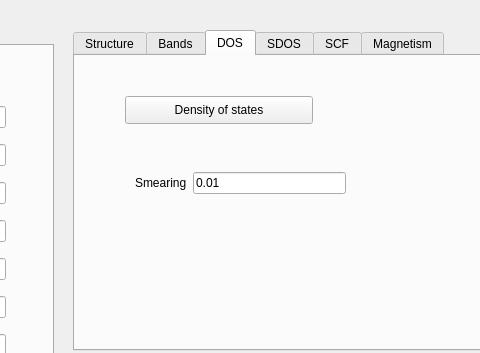
Qt form development/interface-pyqt/3d/interface.ui (joselado/quantum-honeycomp) before a commit; both pictures show x 287 to 767 and y 0 to 353 of the 950 by 659 pixel window.
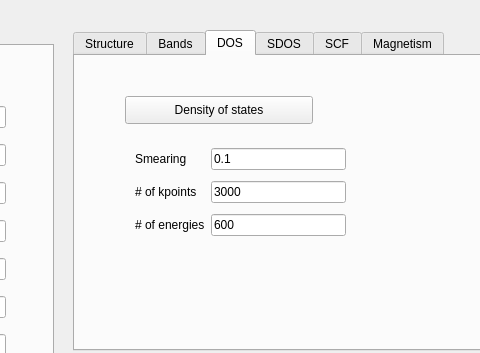
The same form after that commit. The open tabs and pages were chosen to show the change.

What changed in the file:
```diff
--- a/development/interface-pyqt/3d/interface.ui
+++ b/development/interface-pyqt/3d/interface.ui
@@ -479,7 +479,7 @@
         <x>60</x>
         <y>87</y>
         <width>211</width>
-        <height>81</height>
+        <height>101</height>
        </rect>
       </property>
       <layout class="QGridLayout" name="gridLayout_5">
@@ -493,7 +493,35 @@
        <item row="0" column="1">
         <widget class="QLineEdit" name="DOS_smearing">
          <property name="text">
-          <string>0.01</string>
+          <string>0.1</string>
+         </property>
+        </widget>
+       </item>
+       <item row="1" column="1">
+        <widget class="QLineEdit" name="nk_dos">
+         <property name="text">
+          <string>3000</string>
+         </property>
+        </widget>
+       </item>
+       <item row="1" column="0">
+        <widget class="QLabel" name="label_2">
+         <property name="text">
+          <string># of kpoints</string>
+         </property>
+        </widget>
+       </item>
+       <item row="2" column="1">
+        <widget class="QLineEdit" name="ne_dos">
+         <property name="text">
+          <string>600</string>
+         </property>
+        </widget>
+       </item>
+       <item row="2" column="0">
+        <widget class="QLabel" name="label_17">
+         <property name="text">
+          <string># of energies</string>
          </property>
         </widget>
        </item>
```
Left out of the diff: 2 changed lines with no effect on the pictures.
